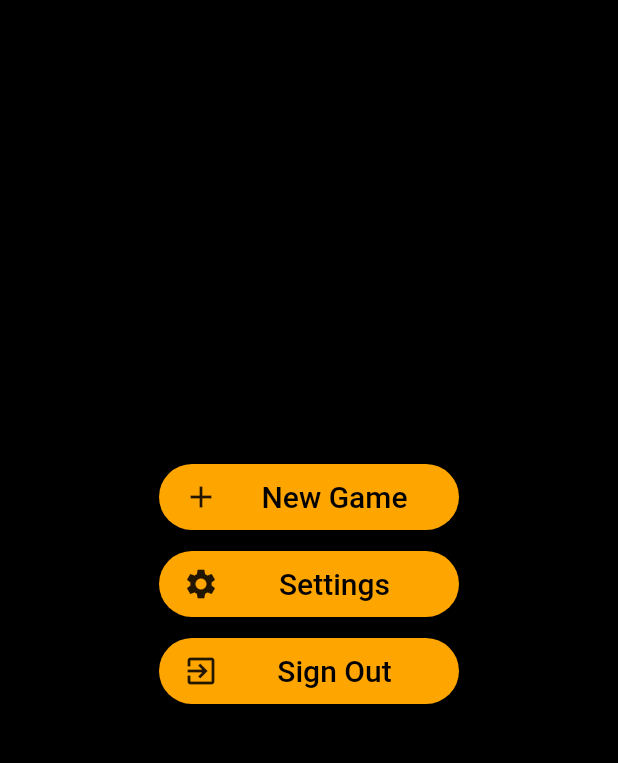
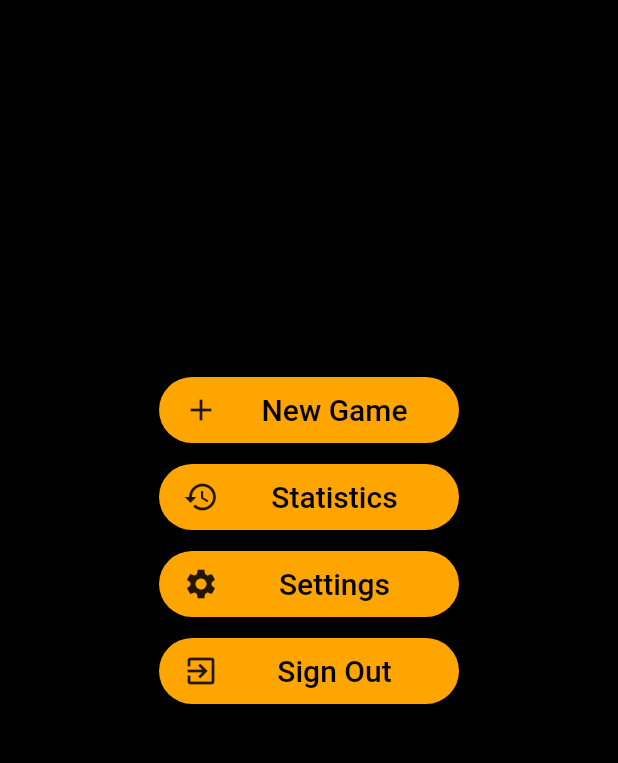
Before and after one commit to cosminstn/sudoku-hub, a Flutter app: the HomePage screen opened directly, on a phone screen of 412 x 824 dp, the part 454-1217 px from its top. Run offline on Flutter 3.47's test engine with Material 2 defaults, Android fonts, the phone set to English and light mode, and no system bars; our stand-ins replace firebase_auth, google_sign_in; accounts and stored records are empty.

Commit message:
Added 1 more button: stats button

```diff
--- a/lib/pages/home_page.dart
+++ b/lib/pages/home_page.dart
@@ -31,6 +31,7 @@ class HomePage extends StatelessWidget {
                           mainAxisAlignment: MainAxisAlignment.end,
                           children: <Widget>[
                             _newGameButton(context),
+                            _statsButton(context),
                             _settingsButton(context),
                             _signOutButton(context)
                           ],
@@ -81,6 +82,10 @@ class HomePage extends StatelessWidget {
     });
   }
 
+  Widget _statsButton(BuildContext context) {
+    return _buildStandardButton(context, Icons.history, 'Statistics', () {});
+  }
+
   Widget _settingsButton(BuildContext context) {
     return _buildStandardButton(context, Icons.settings, 'Settings', () {
       print('Clicked settings');
```
Also changed, not shown: lib/pages/settings_page.dart (added), lib/pages/statistics_page.dart (added).
